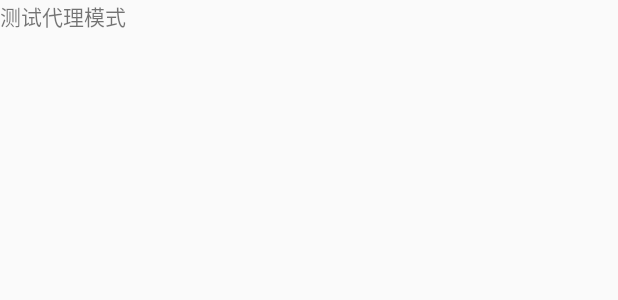
After one commit to cai-wenqing/MyTest, an Android app: the layout activity_proxytest.xml on its own in the app's theme, with its tools: preview values and no code run, on a phone screen of 412 x 824 dp. The commit adds this screen. Shown: the top 300 px of the screen. Run offline under Robolectric (Android 15) with nearby library versions, the phone set to English and light mode, and no system bars.

Commit message:
测试代理模式

```diff
--- a/app/src/main/AndroidManifest.xml
+++ b/app/src/main/AndroidManifest.xml
@@ -43,6 +43,7 @@
         <activity android:name=".ui.KotlinTestActivity"/>
         <activity android:name=".ui.TestLayoutActivity"/>
         <activity android:name=".ui.AnnotationTestActivity"/>
+        <activity android:name=".ui.ProxyTestActivity"/>
     </application>
 
 </manifest>
--- a/app/src/main/java/com/aiyakeji/mytest/ui/MainActivity.java
+++ b/app/src/main/java/com/aiyakeji/mytest/ui/MainActivity.java
@@ -38,6 +38,7 @@ public class MainActivity extends AppCompatActivity implements View.OnClickListe
     private Button btn_kotlin;
     private Button btn_testLayout;
     private Button btn_annotation;
+    private Button btn_proxy;
 
     private Toolbar toolbar;
     private ImageView iv_menu_toggle;
@@ -79,6 +80,7 @@ public class MainActivity extends AppCompatActivity implements View.OnClickListe
         btn_kotlin = findViewById(R.id.main_btn_kotlin);
         btn_testLayout = findViewById(R.id.main_btn_test_layout);
         btn_annotation = findViewById(R.id.main_btn_annotation);
+        btn_proxy = findViewById(R.id.main_btn_proxy);
 
         lvLeftMenu = (ListView) findViewById(R.id.left_lv_menu);
 
@@ -100,6 +102,7 @@ public class MainActivity extends AppCompatActivity implements View.OnClickListe
         btn_kotlin.setOnClickListener(this);
         btn_testLayout.setOnClickListener(this);
         btn_annotation.setOnClickListener(this);
+        btn_proxy.setOnClickListener(this);
     }
 
 
@@ -177,6 +180,9 @@ public class MainActivity extends AppCompatActivity implements View.OnClickListe
             case R.id.main_btn_annotation://注解
                 startActivity(new Intent(this,AnnotationTestActivity.class));
                 break;
+            case R.id.main_btn_proxy://代理模式
+                startActivity(new Intent(this,ProxyTestActivity.class));
+                break;
         }
     }
 
--- /dev/null
+++ b/app/src/main/res/layout/activity_proxytest.xml
@@ -0,0 +1,12 @@
+<?xml version="1.0" encoding="utf-8"?>
+<LinearLayout xmlns:android="http://schemas.android.com/apk/res/android"
+    android:layout_width="match_parent"
+    android:layout_height="match_parent"
+    android:orientation="vertical">
+
+
+    <TextView
+        android:layout_width="wrap_content"
+        android:layout_height="wrap_content"
+        android:text="测试代理模式"/>
+</LinearLayout>
```
Also changed, not shown: app/src/main/java/com/aiyakeji/mytest/bean/House.java (added, +26 -0 lines), app/src/main/java/com/aiyakeji/mytest/bean/IHouse.java (added, +14 -0 lines), app/src/main/java/com/aiyakeji/mytest/bean/ProxyHandler.java (added, +22 -0 lines), app/src/main/java/com/aiyakeji/mytest/bean/ProxyHouse.java (added, +28 -0 lines), app/src/main/java/com/aiyakeji/mytest/ui/ProxyTestActivity.java (added, +46 -0 lines), app/src/main/res/layout/activity_main.xml (+8 -2 lines).
